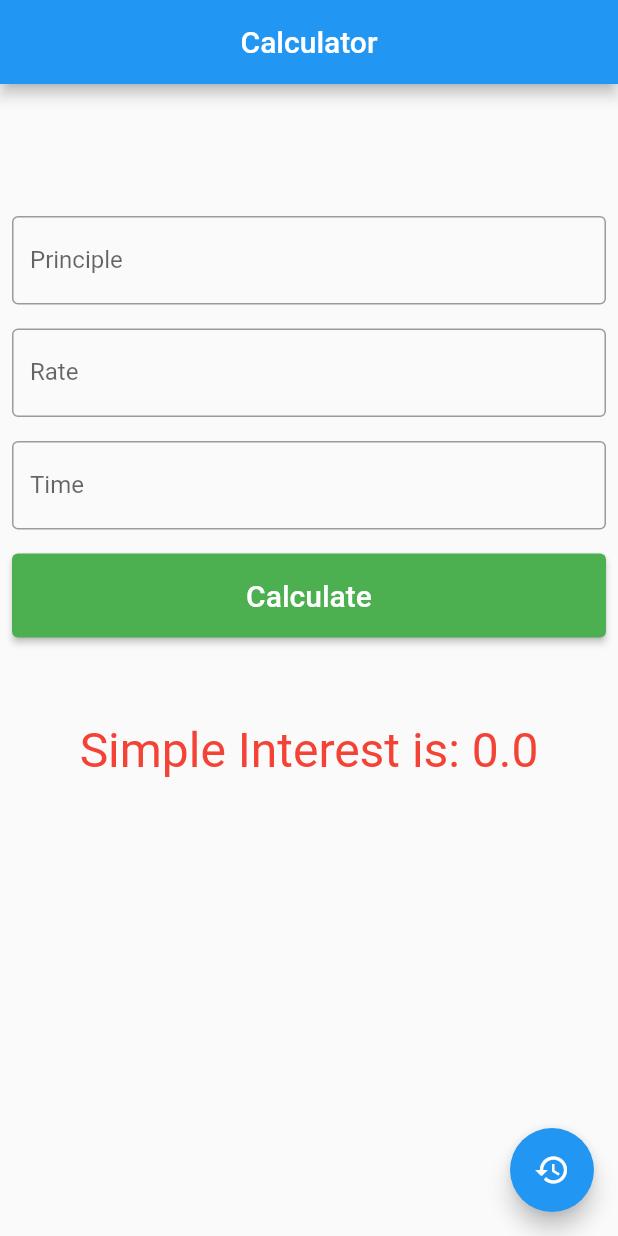
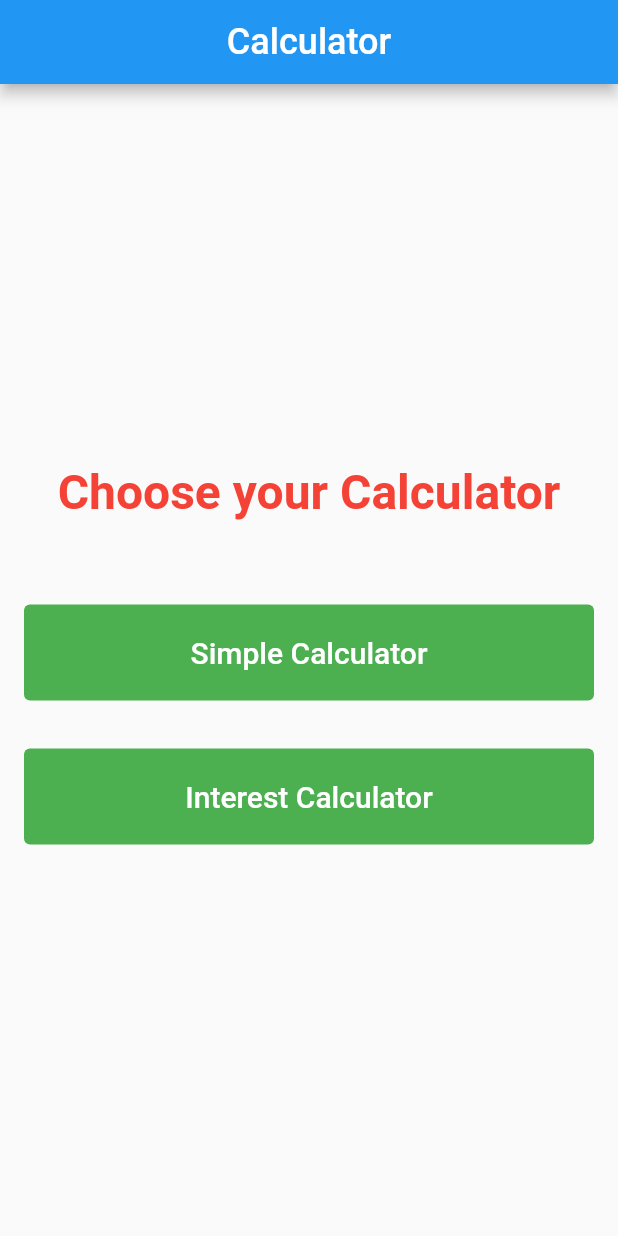
Before and after one commit to Yugesh-45d/simple_calculator_flutter, a Flutter app: the screen it shows after launch, on a phone screen of 412 x 824 dp. Run offline on Flutter 3.47's test engine with Material 2 defaults, Android fonts, the phone set to English and light mode, and no system bars; our stand-ins replace math_expressions.

Commit message:
Included Arithmetic Calculator

```diff
--- a/lib/main.dart
+++ b/lib/main.dart
@@ -1,5 +1,7 @@
 // ignore_for_file: prefer_const_constructors, prefer_const_literals_to_create_immutables
 
+import 'package:calculator/calculator.dart';
+import 'package:calculator/simple_interest.dart';
 import 'package:flutter/material.dart';
 
 void main() {
@@ -12,20 +14,8 @@ void main() {
   );
 }
 
-class HomePage extends StatefulWidget {
+class HomePage extends StatelessWidget {
   const HomePage({super.key});
-
-  @override
-  State<HomePage> createState() => _HomePageState();
-}
-
-class _HomePageState extends State<HomePage> {
-  double principle = 0, rate = 0, time = 0, result = 0;
-  void interest() {
-    setState(() {
-      result = (principle * rate * time) / 100;
-    });
-  }
 
   @override
   Widget build(BuildContext context) {
@@ -34,121 +24,78 @@ class _HomePageState extends State<HomePage> {
         appBar: AppBar(
           title: Text(
             "Calculator",
+            style: TextStyle(
+              fontSize: 24,
+            ),
           ),
           centerTitle: true,
         ),
-        body: SingleChildScrollView(
+        body: Center(
           child: Column(
+            mainAxisAlignment: MainAxisAlignment.center,
             children: [
+              Padding(
+                padding: const EdgeInsets.all(8.0),
+                child: Text(
+                  "Choose your Calculator",
+                  style: TextStyle(
+                    fontSize: 32,
+                    fontWeight: FontWeight.bold,
+                    color: Colors.red,
+                  ),
+                ),
+              ),
               SizedBox(
-                height: 80,
+                height: 32,
               ),
               Padding(
-                padding: const EdgeInsets.all(8.0),
-                child: TextField(
-                  decoration: InputDecoration(
-                    border: OutlineInputBorder(),
-                    hintText: "Enter the Principle",
-                    label: Text(
-                      "Principle",
-                    ),
-                  ),
-                  keyboardType: TextInputType.number,
-                  onChanged: (String value) {
-                    setState(
-                      () {
-                        principle = double.tryParse(value) ?? 0;
-                      },
-                    );
-                  },
-                ),
-              ),
-              Padding(
-                padding: const EdgeInsets.all(8.0),
-                child: TextField(
-                  decoration: InputDecoration(
-                    border: OutlineInputBorder(),
-                    hintText: "Enter the Rate",
-                    label: Text(
-                      "Rate",
-                    ),
-                  ),
-                  keyboardType: TextInputType.number,
-                  onChanged: (String value) {
-                    setState(() {
-                      rate = double.tryParse(value) ?? 0;
-                    });
-                  },
-                ),
-              ),
-              Padding(
-                padding: const EdgeInsets.all(8.0),
-                child: TextField(
-                  decoration: InputDecoration(
-                    border: OutlineInputBorder(),
-                    hintText: "Enter the Time",
-                    label: Text(
-                      "Time",
-                    ),
-                  ),
-                  keyboardType: TextInputType.number,
-                  onChanged: (String value) {
-                    time = double.tryParse(value) ?? 0;
-                  },
-                ),
-              ),
-              Padding(
-                padding: const EdgeInsets.all(8.0),
+                padding: const EdgeInsets.all(16.0),
                 child: SizedBox(
+                  height: 64,
                   width: double.maxFinite,
-                  height: 56,
-                  child: ElevatedButton(
+                  child: TextButton(
+                    style: TextButton.styleFrom(backgroundColor: Colors.green),
                     onPressed: () {
-                      interest();
+                      Navigator.push(context, MaterialPageRoute(builder: (context) => SimpleCalculator()));
                     },
-                    style: ElevatedButton.styleFrom(
-                      backgroundColor: Colors.green,
-                    ),
                     child: Text(
-                      "Calculate",
+                      "Simple Calculator",
                       style: TextStyle(
                         fontSize: 20,
+                        color: Colors.white,
                       ),
                     ),
                   ),
                 ),
               ),
-              SizedBox(
-                height: 40,
-              ),
               Padding(
-                padding: const EdgeInsets.all(8.0),
-                child: Text(
-                  "Simple Interest is: $result",
-                  style: TextStyle(
-                    color: Colors.red,
-                    fontSize: 32,
+                padding: const EdgeInsets.all(16.0),
+                child: SizedBox(
+                  height: 64,
+                  width: double.maxFinite,
+                  child: TextButton(
+                    style: TextButton.styleFrom(backgroundColor: Colors.green),
+                    onPressed: () {
+                      Navigator.push(
+                        context,
+                        MaterialPageRoute(
+                          builder: (context) => InterestCalculator(),
+                        ),
+                      );
+                    },
+                    child: Text(
+                      "Interest Calculator",
+                      style: TextStyle(
+                        fontSize: 20,
+                        color: Colors.white,
+                      ),
+                    ),
                   ),
                 ),
               ),
             ],
           ),
         ),
-        floatingActionButton: FloatingActionButton(
-          onPressed: () {
-            setState(
-              () {
-                principle = 0;
-                rate = 0;
-                time = 0;
-                result = 0;
-              },
-            );
-          },
-          child: Icon(
-            Icons.restore,
-          ),
-        ),
       ),
     );
   }
--- a/pubspec.yaml
+++ b/pubspec.yaml
@@ -34,6 +34,7 @@ dependencies:
   # The following adds the Cupertino Icons font to your application.
   # Use with the CupertinoIcons class for iOS style icons.
   cupertino_icons: ^1.0.2
+  math_expressions: ^2.4.0
 
 dev_dependencies:
   flutter_test:
```
Also changed, not shown: lib/calculator.dart (added, +226 -0 lines), lib/calculator_data.dart (added, +22 -0 lines), lib/simple_interest.dart (added, +175 -0 lines), pubspec.lock.
